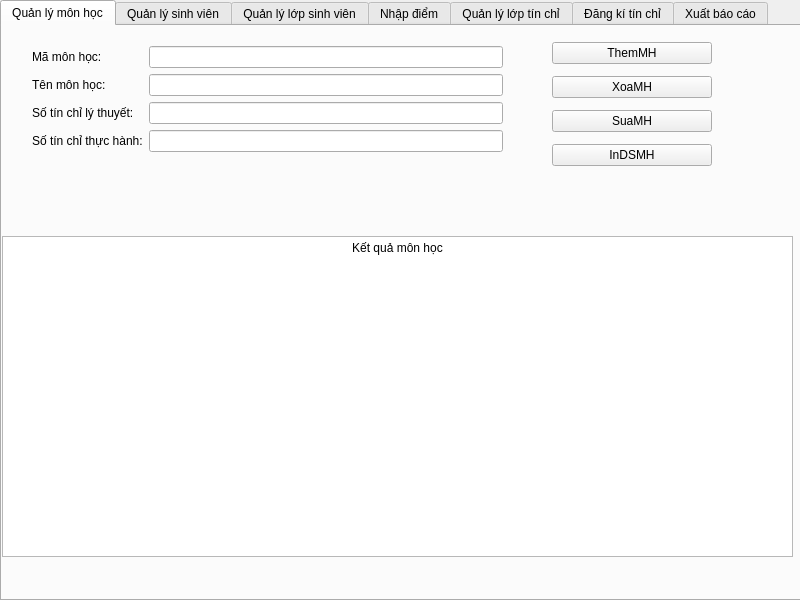
Above: TestQT/mainwindow.ui from QuyenNDD/CTDL-GT before the change. Below: the same form after it.
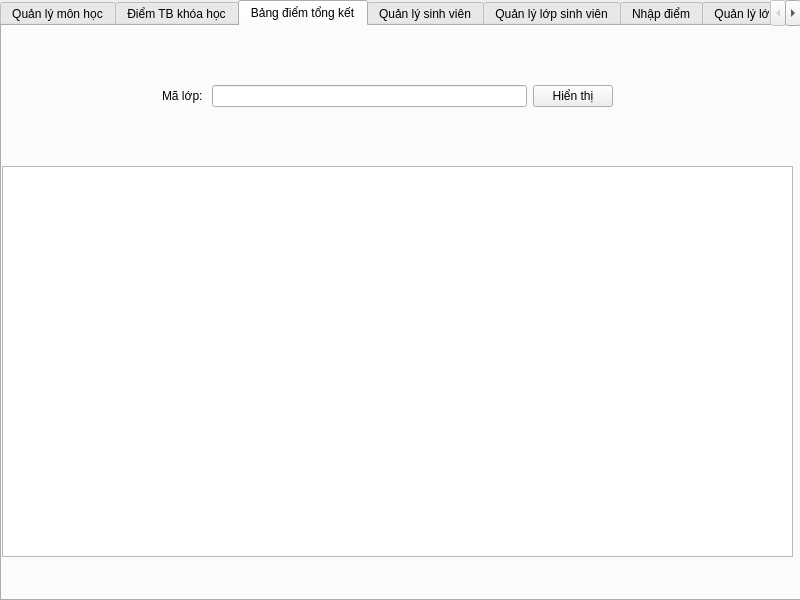
That is the form after the change.

```diff
--- a/TestQT/mainwindow.ui
+++ b/TestQT/mainwindow.ui
@@ -24,7 +24,7 @@
      </rect>
     </property>
     <property name="currentIndex">
-     <number>0</number>
+     <number>2</number>
     </property>
     <widget class="QWidget" name="tabQLMH">
      <attribute name="title">
@@ -159,6 +159,118 @@
       </layout>
      </widget>
     </widget>
+    <widget class="QWidget" name="tabDiemTB">
+     <attribute name="title">
+      <string>Điểm TB khóa học</string>
+     </attribute>
+     <widget class="QWidget" name="horizontalLayoutWidget_2">
+      <property name="geometry">
+       <rect>
+        <x>160</x>
+        <y>30</y>
+        <width>451</width>
+        <height>80</height>
+       </rect>
+      </property>
+      <layout class="QHBoxLayout" name="horizontalLayout_2">
+       <item>
+        <widget class="QLabel" name="label_12">
+         <property name="text">
+          <string>Mã lớp: </string>
+         </property>
+        </widget>
+       </item>
+       <item>
+        <widget class="QLineEdit" name="txtMaLopL"/>
+       </item>
+       <item>
+        <widget class="QPushButton" name="btnTinhDiemTB">
+         <property name="text">
+          <string>Hiển thị</string>
+         </property>
+        </widget>
+       </item>
+      </layout>
+     </widget>
+     <widget class="QTableWidget" name="tblDiemTB">
+      <property name="geometry">
+       <rect>
+        <x>0</x>
+        <y>140</y>
+        <width>791</width>
+        <height>391</height>
+       </rect>
+      </property>
+      <property name="editTriggers">
+       <set>QAbstractItemView::EditTrigger::NoEditTriggers</set>
+      </property>
+      <property name="alternatingRowColors">
+       <bool>true</bool>
+      </property>
+      <property name="selectionBehavior">
+       <enum>QAbstractItemView::SelectionBehavior::SelectRows</enum>
+      </property>
+      <attribute name="horizontalHeaderStretchLastSection">
+       <bool>true</bool>
+      </attribute>
+     </widget>
+    </widget>
+    <widget class="QWidget" name="tabBangDiem">
+     <attribute name="title">
+      <string>Bảng điểm tổng kết</string>
+     </attribute>
+     <widget class="QWidget" name="horizontalLayoutWidget">
+      <property name="geometry">
+       <rect>
+        <x>160</x>
+        <y>30</y>
+        <width>451</width>
+        <height>80</height>
+       </rect>
+      </property>
+      <layout class="QHBoxLayout" name="horizontalLayout">
+       <item>
+        <widget class="QLabel" name="label_11">
+         <property name="text">
+          <string>Mã lớp: </string>
+         </property>
+        </widget>
+       </item>
+       <item>
+        <widget class="QLineEdit" name="txtMaLopK"/>
+       </item>
+       <item>
+        <widget class="QPushButton" name="btnInBangDiem">
+         <property name="text">
+          <string>Hiển thị</string>
+         </property>
+        </widget>
+       </item>
+      </layout>
+     </widget>
+     <widget class="QTableWidget" name="tblBangDiem">
+      <property name="geometry">
+       <rect>
+        <x>0</x>
+        <y>140</y>
+        <width>791</width>
+        <height>391</height>
+       </rect>
+      </property>
+      <property name="editTriggers">
+       <set>QAbstractItemView::EditTrigger::NoEditTriggers</set>
+      </property>
+      <property name="alternatingRowColors">
+       <bool>true</bool>
+      </property>
+      <property name="selectionBehavior">
+       <enum>QAbstractItemView::SelectionBehavior::SelectRows</enum>
+      </property>
+      <attribute name="horizontalHeaderStretchLastSection">
+       <bool>true</bool>
+      </attribute>
+     </widget>
+    </widget>
     <widget class="QWidget" name="tabQLSV">
      <attribute name="title">
       <string>Quản lý sinh viên</string>
```
